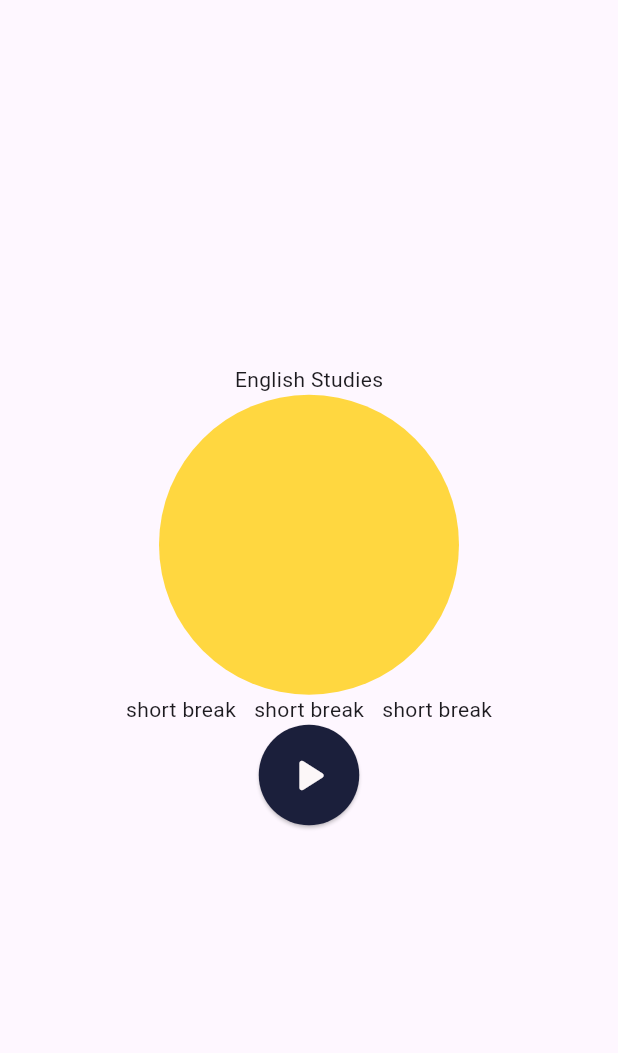
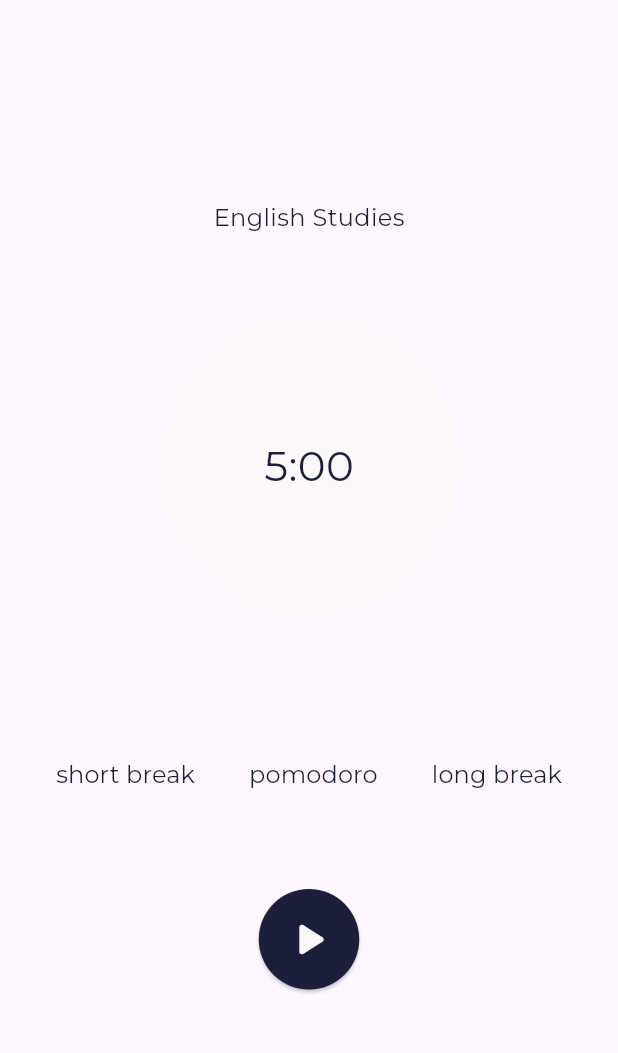
Before and after one commit to antoniolisboa/pomotime_app, a Flutter app: the screen it shows after launch, on a phone screen of 412 x 824 dp, the part 65-1118 px from its top. Run offline on Flutter 3.47's test engine with Material 3 defaults, Android fonts, the phone set to English and light mode, and no system bars; our stand-ins replace google_fonts.

Commit message:
padronização de cores e estilo de texto

```diff
--- a/lib/main.dart
+++ b/lib/main.dart
@@ -1,6 +1,6 @@
+import 'package:pomotime_app/views/home_page.dart';
+//import 'package:pomotime_app/views/splash_page.dart';
 import 'package:flutter/material.dart';
-// import 'package:pomotime_app/pages/splash_page.dart';
-import 'package:pomotime_app/views/home_page.dart';
 
 void main() {
   runApp(const MyApp());
--- /dev/null
+++ b/lib/util/app_colors.dart
@@ -0,0 +1,8 @@
+import 'package:flutter/material.dart';
+
+class AppColors {
+  AppColors._();
+
+  static const Color primaryColor = Color(0xFF1B1F3B);
+  static const Color secondColor = Color(0xFFFCF7F8);
+}
--- /dev/null
+++ b/lib/util/text_styles.dart
@@ -0,0 +1,21 @@
+import 'package:pomotime_app/util/app_colors.dart';
+import 'package:google_fonts/google_fonts.dart';
+import 'package:flutter/material.dart';
+
+class TextStyles {
+  TextStyles._();
+
+  static TextStyle regular = GoogleFonts.getFont(
+    'Montserrat',
+    color: AppColors.primaryColor,
+    fontWeight: FontWeight.normal,
+    fontSize: 16,
+  );
+
+  static TextStyle bold = GoogleFonts.getFont(
+    'Montserrat',
+    color: AppColors.primaryColor,
+    fontWeight: FontWeight.bold,
+    fontSize: 16,
+  );
+}
--- a/lib/views/home_page.dart
+++ b/lib/views/home_page.dart
@@ -1,5 +1,7 @@
+import 'package:pomotime_app/util/app_colors.dart';
+import 'package:pomotime_app/util/text_styles.dart';
+import 'package:google_fonts/google_fonts.dart';
 import 'package:flutter/material.dart';
-import 'package:google_fonts/google_fonts.dart';
 
 class HomePage extends StatelessWidget {
   const HomePage({super.key});
@@ -21,42 +23,95 @@ class HomePage extends StatelessWidget {
         mainAxisAlignment: MainAxisAlignment.center,
         crossAxisAlignment: CrossAxisAlignment.center,
         children: [
-          Text('English Studies'),
+          Text(
+            'English Studies',
+            style: TextStyles.regular,
+          ),
+          const SizedBox(height: 54),
           Container(
             height: 200,
             width: 200,
-            decoration: BoxDecoration(
-              color: Colors.amberAccent,
+            alignment: Alignment.center,
+            decoration: const BoxDecoration(
+              color: AppColors.secondColor,
               shape: BoxShape.circle,
             ),
+            child: Text(
+              '5:00',
+              style: TextStyles.regular.copyWith(
+                fontSize: 28,
               ),
+            ),
+          ),
+          const SizedBox(height: 82),
           Row(
             mainAxisAlignment: MainAxisAlignment.center,
             children: [
-              Text('short break'),
-              SizedBox(width: 12),
-              Text('short break'),
-              SizedBox(width: 12),
-              Text('short break'),
+              TextButton(
+                onPressed: () {
+                  print('Otário');
+                },
+                child: Text(
+                  'short break',
+                  style: TextStyles.regular,
+                ),
+              ),
+              const SizedBox(width: 12),
+              TextButton(
+                onPressed: () {
+                  print('Otário');
+                },
+                child: Text(
+                  'pomodoro',
+                  style: TextStyles.regular,
+                ),
+              ),
+              const SizedBox(width: 12),
+              TextButton(
+                onPressed: () {
+                  print('Otário');
+                },
+                child: Text(
+                  'long break',
+                  style: TextStyles.regular,
+                ),
+              ),
             ],
           ),
-          ElevatedButton(
-            onPressed: () {},
+          const SizedBox(height: 52),
+          const PomoButton(),
+        ],
+      ),
+    );
+  }
+}
+
+class PomoButton extends StatefulWidget {
+  const PomoButton({super.key});
+
+  @override
+  State<PomoButton> createState() => _PomoButtonState();
+}
+
+class _PomoButtonState extends State<PomoButton> {
+  @override
+  Widget build(BuildContext context) {
+    return ElevatedButton(
+      onPressed: () {
+        print('Otário');
+      },
       style: ElevatedButton.styleFrom(
-              backgroundColor: Color(0xFF1B1F3B),
-              shape: CircleBorder(),
+        backgroundColor: const Color(0xFF1B1F3B),
+        shape: const CircleBorder(),
       ),
-            child: Padding(
-              padding: const EdgeInsets.all(14.5),
+      child: const Padding(
+        padding: EdgeInsets.all(14.5),
         child: Icon(
           Icons.play_arrow_rounded,
           color: Color(0xFFFCF7F8),
           size: 38,
         ),
       ),
-          ),
-        ],
-      ),
     );
   }
 }
--- a/lib/views/splash_page.dart
+++ b/lib/views/splash_page.dart
@@ -1,5 +1,7 @@
 import 'package:flutter/material.dart';
 import 'package:google_fonts/google_fonts.dart';
+import 'package:pomotime_app/util/app_colors.dart';
+import 'package:pomotime_app/util/text_styles.dart';
 
 class SplashPage extends StatelessWidget {
   const SplashPage({super.key});
@@ -9,11 +11,10 @@ class SplashPage extends StatelessWidget {
     return Scaffold(
       body: Container(
         alignment: Alignment.center,
-        color: const Color(0xFF1B1F3B),
+        color: AppColors.primaryColor,
         child: Text(
-          style: GoogleFonts.getFont(
-            'Montserrat',
-            color: const Color(0xFFFCF7F8),
+          style: TextStyles.regular.copyWith(
+            color: AppColors.secondColor,
             fontSize: 28,
           ),
           'PomoTime',
```
Lines whose indentation alone changed are shown as unchanged.
